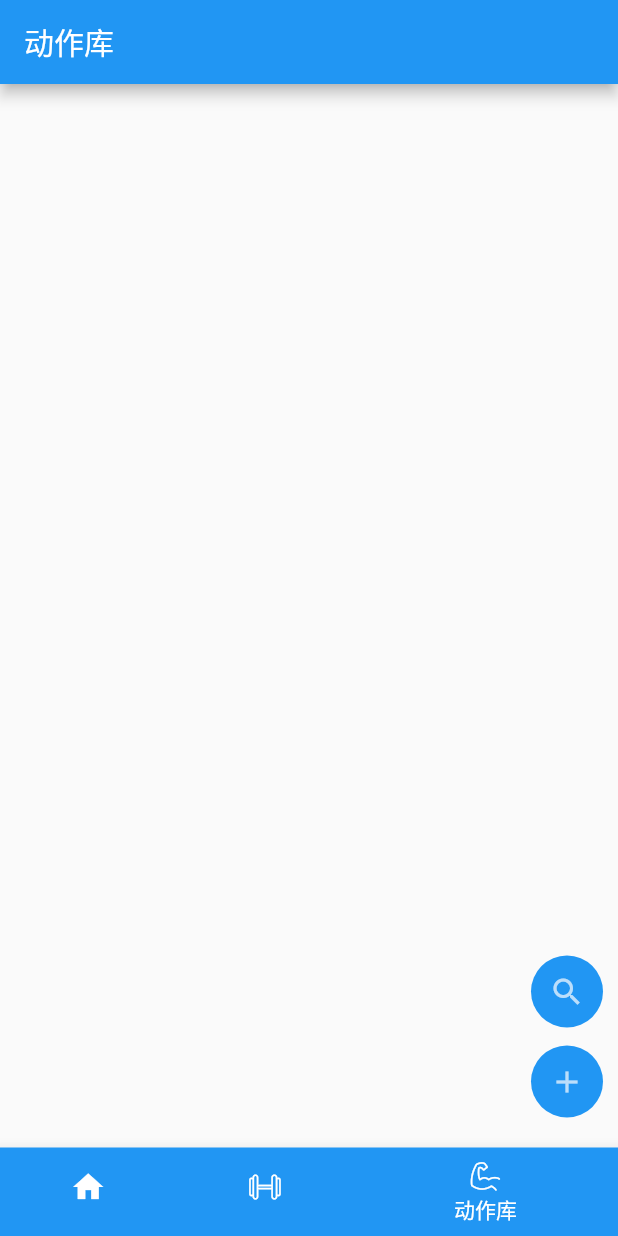
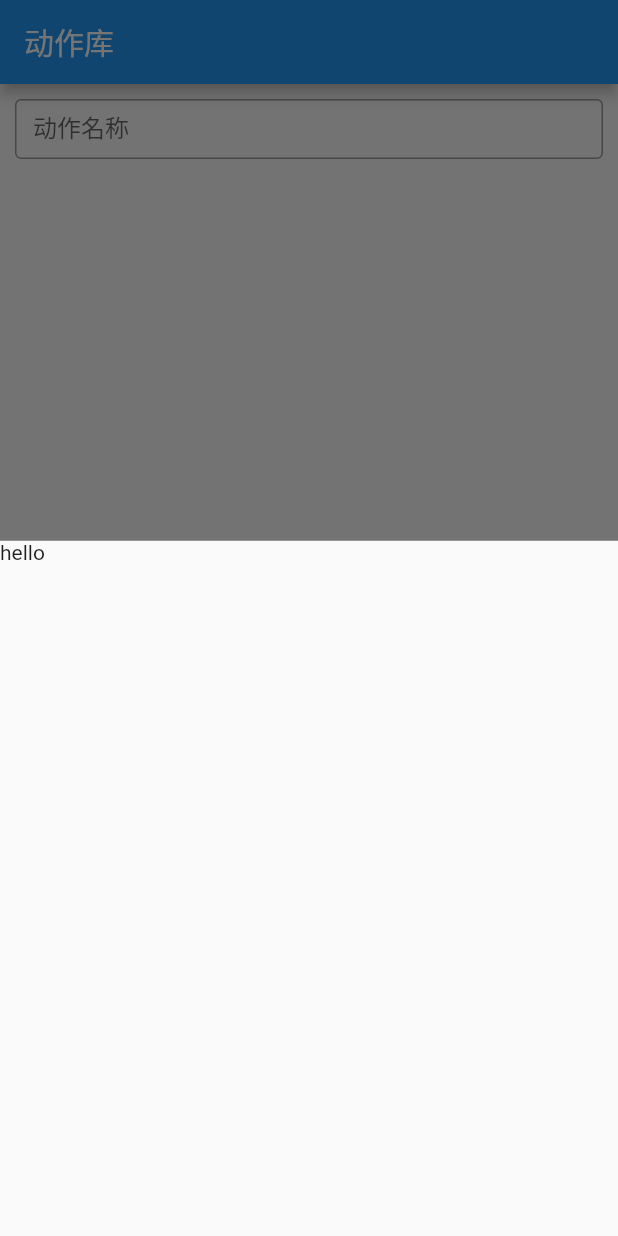
Before and after one commit to coco-w/fitness_management, a Flutter app: the screen it shows after launch, item 3 of the bottom bar chosen, after a tap on the "add" icon, on a phone screen of 412 x 824 dp. Run offline on Flutter 3.47's test engine with Material 2 defaults, Android fonts, the phone set to English and light mode, and no system bars.

Commit message:
fix: 动作库搜索栏位置

```diff
--- a/lib/actionLibary/index.dart
+++ b/lib/actionLibary/index.dart
@@ -10,39 +10,46 @@ class ActionLibary extends StatefulWidget {
 }
 
 class _ActionLibary extends State<ActionLibary> {
+  FocusNode _searchFocus = FocusNode();
   @override
   Widget build(BuildContext context) {
     return SizedBox(
       width: double.infinity,
       height: double.infinity,
       child: Stack(children: [
+        Container(
+          padding: EdgeInsets.fromLTRB(10, 10, 10, 10),
+          height: 60.0,
+          child: TextField(
+            focusNode: FocusNode(),
+            decoration: InputDecoration(
+              border: OutlineInputBorder(),
+              labelText: '动作名称',
+            ),
+            onTap: _handleSearch,
+          ),
+        ),
         Positioned(
             right: 10,
-            bottom: 20,
-            child: CircleAvatar(
-              radius: 24,
-              backgroundColor: Colors.blue,
-              child: IconButton(
-                icon: Icon(Icons.add),
-                onPressed: onPressed,
-                iconSize: 24,
-              ),
-            )),
-        Positioned(
-            right: 10,
-            bottom: 80,
-            child: CircleAvatar(
-              radius: 24,
-              backgroundColor: Colors.blue,
-              child: IconButton(
-                icon: Icon(Icons.search),
-                onPressed: onPressed,
-                iconSize: 24,
-              ),
-            )),
+            bottom: 18,
+            child: FloatingActionButton(
+                onPressed: onPressed, child: Icon(Icons.add))),
       ]),
     );
   }
 
-  void onPressed() {}
+  void onPressed() {
+    showModalBottomSheet(
+        context: context,
+        builder: (context) {
+          return Container(
+            child: Text('hello'),
+            height: double.infinity,
+          );
+        });
+  }
+
+  void _handleSearch() {
+    _searchFocus.unfocus();
+  }
 }
```
Also changed, not shown: lib/test.dart (added, +15 -0 lines).
